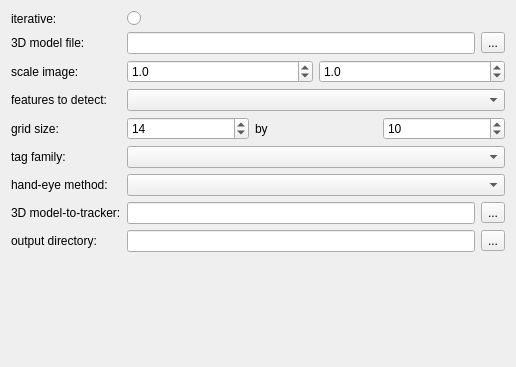
NifTK/NifTK, file MITK/Plugins/uk.ac.ucl.cmic.igicameracal/src/internal/CameraCalViewPreferencePage.ui: the form before one commit.
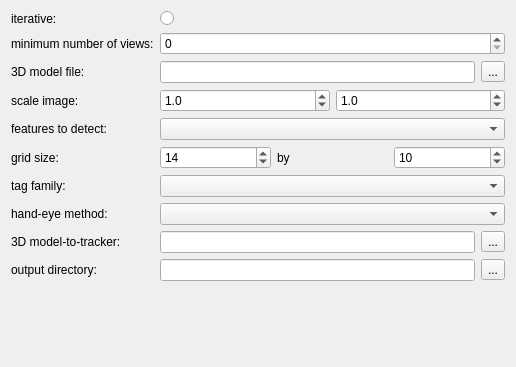
The form after the commit.

Commit message: Issue #4659: Feed minimum number of views from pref page to manager

```diff
--- a/MITK/Plugins/uk.ac.ucl.cmic.igicameracal/src/internal/CameraCalViewPreferencePage.ui
+++ b/MITK/Plugins/uk.ac.ucl.cmic.igicameracal/src/internal/CameraCalViewPreferencePage.ui
@@ -31,13 +31,23 @@
       </widget>
      </item>
      <item row="1" column="0">
+      <widget class="QLabel" name="m_MinimumViewsLabel">
+       <property name="text">
+        <string>minimum number of views:</string>
+       </property>
+      </widget>
+     </item>
+     <item row="1" column="1">
+      <widget class="QSpinBox" name="m_MinimumViewsSpinBox"/>
+     </item>
+     <item row="2" column="0">
       <widget class="QLabel" name="m_3DModelLabel">
        <property name="text">
         <string>3D model file:</string>
        </property>
       </widget>
      </item>
-     <item row="1" column="1">
+     <item row="2" column="1">
       <layout class="QHBoxLayout" name="horizontalLayout_5">
        <item>
         <widget class="QLineEdit" name="m_3DModelLineEdit"/>
@@ -51,14 +61,14 @@
        </item>
       </layout>
      </item>
-     <item row="2" column="0">
+     <item row="3" column="0">
       <widget class="QLabel" name="m_ScaleImageLabel">
        <property name="text">
         <string>scale image:</string>
        </property>
       </widget>
      </item>
-     <item row="2" column="1">
+     <item row="3" column="1">
       <layout class="QHBoxLayout" name="horizontalLayout_2">
        <item>
         <widget class="QDoubleSpinBox" name="m_ScaleImageInXSpinBox">
@@ -100,24 +110,24 @@
        </item>
       </layout>
      </item>
-     <item row="3" column="0">
+     <item row="4" column="0">
       <widget class="QLabel" name="m_FeaturesLabel">
        <property name="text">
         <string>features to detect:</string>
        </property>
       </widget>
      </item>
-     <item row="3" column="1">
+     <item row="4" column="1">
       <widget class="QComboBox" name="m_FeaturesComboBox"/>
      </item>
-     <item row="4" column="0">
+     <item row="5" column="0">
       <widget class="QLabel" name="m_GridSizeLabel">
        <property name="text">
         <string>grid size:</string>
        </property>
       </widget>
      </item>
-     <item row="4" column="1">
+     <item row="5" column="1">
       <layout class="QHBoxLayout" name="horizontalLayout">
        <item>
         <widget class="QSpinBox" name="m_GridPointsInXSpinBox">
@@ -148,34 +158,34 @@
        </item>
       </layout>
      </item>
-     <item row="5" column="0">
+     <item row="6" column="0">
       <widget class="QLabel" name="m_TagFamilyLabel">
        <property name="text">
         <string>tag family:</string>
        </property>
       </widget>
      </item>
-     <item row="5" column="1">
+     <item row="6" column="1">
       <widget class="QComboBox" name="m_TagFamilyComboBox"/>
      </item>
-     <item row="6" column="0">
+     <item row="7" column="0">
       <widget class="QLabel" name="m_HandEyeLabel">
        <property name="text">
         <string>hand-eye method:</string>
        </property>
       </widget>
      </item>
-     <item row="6" column="1">
+     <item row="7" column="1">
       <widget class="QComboBox" name="m_HandEyeComboBox"/>
      </item>
-     <item row="7" column="0">
+     <item row="8" column="0">
       <widget class="QLabel" name="m_ModelToTrackerLabel">
        <property name="text">
         <string>3D model-to-tracker:</string>
        </property>
       </widget>
      </item>
-     <item row="7" column="1">
+     <item row="8" column="1">
       <layout class="QHBoxLayout" name="horizontalLayout_4">
        <item>
         <widget class="QLineEdit" name="m_ModelToTrackerLineEdit"/>
@@ -189,14 +199,14 @@
        </item>
       </layout>
      </item>
-     <item row="8" column="0">
+     <item row="9" column="0">
       <widget class="QLabel" name="m_OutputDirectoryLabel">
        <property name="text">
         <string>output directory:</string>
        </property>
       </widget>
      </item>
-     <item row="8" column="1">
+     <item row="9" column="1">
       <layout class="QHBoxLayout" name="horizontalLayout_3">
        <item>
         <widget class="QLineEdit" name="m_OutputDirectoryLineEdit"/>
```
The commit also changes 5 other files.
